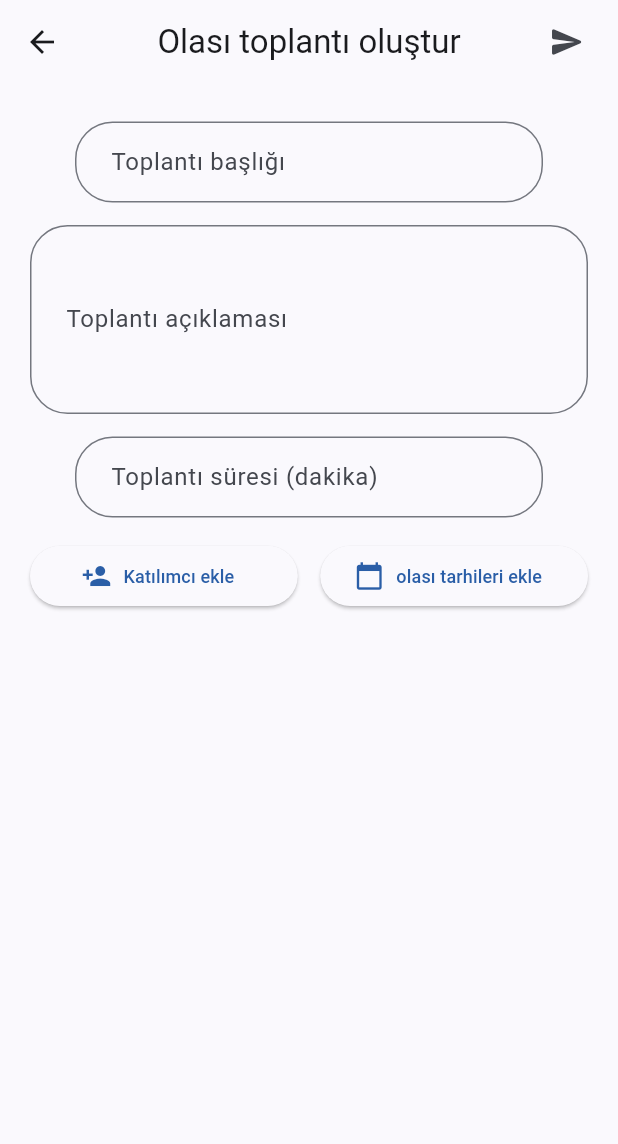
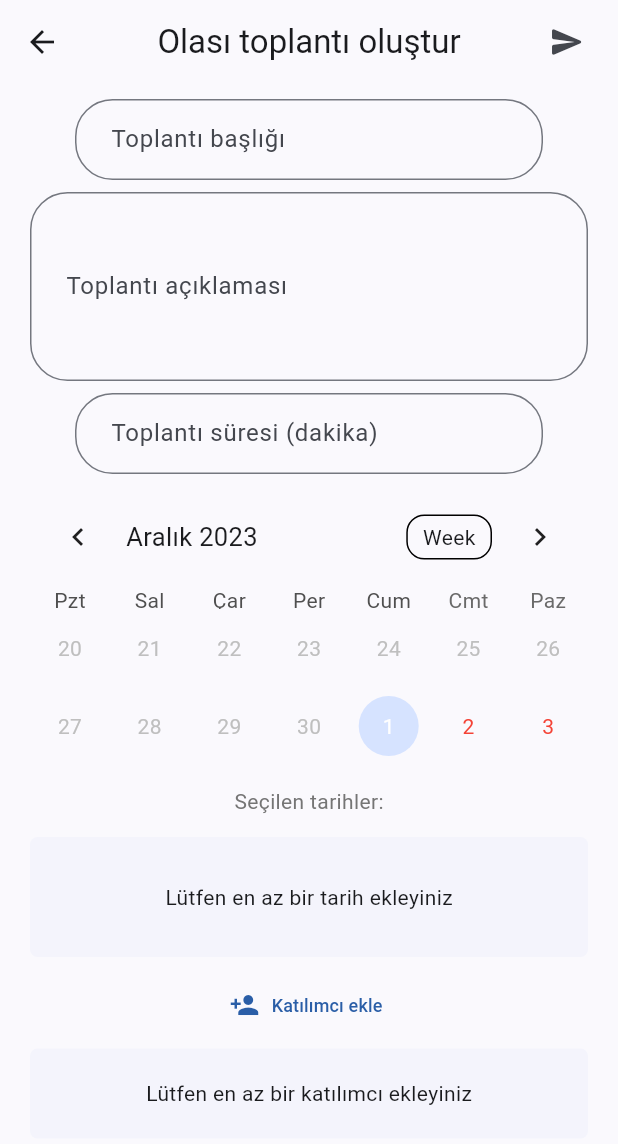
Before and after one commit to Morteza-Rezaei/conflux_meeting_app, a Flutter app: the screen it shows after launch, after a tap on "Olası Toplantı Oluştur", on a phone screen of 412 x 824 dp. Shown: the top 1144 px of the screen. Run offline on Flutter 3.47's test engine with Material 3 defaults, Android fonts, the light colour scheme and no system bars; drawn by our look-alikes of table_calendar; our stand-ins replace google_fonts; missing offline and left inert: add_2_calendar; network calls fail.

Commit message:
done with the new ui for create possible meeting

```diff
--- a/lib/main.dart
+++ b/lib/main.dart
@@ -1,6 +1,7 @@
 import 'package:conflux_meeting_app/provider.dart';
 import 'package:conflux_meeting_app/screens/home.dart';
 import 'package:flutter/material.dart';
+import 'package:flutter_localizations/flutter_localizations.dart';
 import 'color_schemes.g.dart';
 import 'package:provider/provider.dart';
 
@@ -21,6 +22,14 @@ class MyApp extends StatelessWidget {
         ChangeNotifierProvider(create: (context) => NewMeetingData()),
       ],
       child: MaterialApp(
+        localizationsDelegates: const [
+          GlobalMaterialLocalizations.delegate,
+          GlobalCupertinoLocalizations.delegate,
+          GlobalWidgetsLocalizations.delegate,
+        ],
+        supportedLocales: const [
+          Locale('tr', 'TR'),
+        ],
         debugShowCheckedModeBanner: false,
         theme: ThemeData(useMaterial3: true, colorScheme: lightColorScheme),
         home: const Home(),
--- a/lib/screens/create_possible_meeting.dart
+++ b/lib/screens/create_possible_meeting.dart
@@ -11,6 +11,7 @@ import 'package:intl/intl.dart';
 import 'package:provider/provider.dart';
 
 import 'package:http/http.dart' as http;
+import 'package:table_calendar/table_calendar.dart';
 
 class CreatePossibleMeetingScreen extends StatefulWidget {
   const CreatePossibleMeetingScreen({super.key});
@@ -212,8 +213,6 @@ class _CreatePossibleMeetingScreenState
           child: SingleChildScrollView(
             child: Column(
               children: [
-                const SizedBox(height: 15),
-
                 // meeting title
                 Padding(
                   padding: const EdgeInsets.symmetric(horizontal: 30),
@@ -231,7 +230,7 @@ class _CreatePossibleMeetingScreenState
                   ),
                 ),
 
-                const SizedBox(height: 15),
+                const SizedBox(height: 8),
 
                 // meeting description
                 TextFormField(
@@ -248,7 +247,7 @@ class _CreatePossibleMeetingScreenState
                   },
                 ),
 
-                const SizedBox(height: 15),
+                const SizedBox(height: 8),
 
                 // meeting duration
                 Padding(
@@ -272,101 +271,87 @@ class _CreatePossibleMeetingScreenState
                   ),
                 ),
 
-                const SizedBox(height: 15),
+                const SizedBox(height: 10),
 
-                Row(
-                  crossAxisAlignment: CrossAxisAlignment.start,
-                  children: [
-                    // participants
-                    Expanded(
-                      child: Column(
-                        children: [
-                          Row(
-                            children: [
-                              Expanded(
-                                child: ElevatedButton.icon(
-                                  onPressed: () {
-                                    showDialog(
-                                      context: context,
-                                      builder: (context) {
-                                        return AlertDialog(
-                                          title: const Text('Katılımcı Ekle'),
-                                          content: TextField(
-                                            controller: _participantsController,
-                                            decoration: const InputDecoration(
-                                              labelText: 'Katılımcı adı',
+                TableCalendar(
+                  locale: 'tr_TR',
+                  startingDayOfWeek: StartingDayOfWeek.monday,
+                  calendarStyle: CalendarStyle(
+                    selectedDecoration: BoxDecoration(
+                      color: Theme.of(context).colorScheme.tertiaryContainer,
+                      shape: BoxShape.circle,
+                    ),
+                    selectedTextStyle: const TextStyle(
+                      color: Colors.white,
+                    ),
+                    todayDecoration: BoxDecoration(
+                      color: Theme.of(context).colorScheme.primaryContainer,
+                      shape: BoxShape.circle,
+                    ),
+                    todayTextStyle: const TextStyle(
+                      color: Colors.white,
+                    ),
+                    weekendTextStyle: const TextStyle(
+                      color: Colors.red,
                     ),
                   ),
-                                          actions: [
-                                            TextButton(
-                                              child: const Text('İptal'),
-                                              onPressed: () {
-                                                Navigator.of(context).pop();
+                  calendarFormat: CalendarFormat.twoWeeks,
+                  firstDay: DateTime.now(),
+                  lastDay: DateTime.now().add(const Duration(days: 365)),
+                  focusedDay: DateTime.now(),
+                  selectedDayPredicate: (day) {
+                    return possibleMeetingData.possibleMeetingDates
+                        .any((date) => isSameDay(date, day));
                   },
-                                            ),
-                                            TextButton(
-                                              child: const Text('Ekle'),
-                                              onPressed: () {
-                                                if (_participantsController
-                                                    .text.isEmpty) {
-                                                  ScaffoldMessenger.of(context)
-                                                      .showSnackBar(
+                  eventLoader: (day) {
+                    return possibleMeetingData.possibleMeetingDates
+                        .where((date) => isSameDay(date, day))
+                        .toList();
+                  },
+                  onDaySelected: (selectedDay, focusedDay) {
+                    showTimePicker(
+                      context: context,
+                      initialTime: TimeOfDay.now(),
+                    ).then(
+                      (pickedTime) {
+                        if (pickedTime == null) {
+                          return;
+                        }
+
+                        setState(() {
+                          final dateTime = DateTime(
+                            selectedDay.year,
+                            selectedDay.month,
+                            selectedDay.day,
+                            pickedTime.hour,
+                            pickedTime.minute,
+                          );
+                          if (possibleMeetingData.possibleMeetingDates
+                              .contains(dateTime)) {
+                            ScaffoldMessenger.of(context).showSnackBar(
                               const SnackBar(
-                                                      content: Text(
-                                                          'Lütfen katılımcı adını giriniz'),
-                                                    ),
-                                                  );
-                                                }
-                                                if (possibleMeetingData
-                                                    .participants
-                                                    .contains(
-                                                        _participantsController
-                                                            .text)) {
-                                                  ScaffoldMessenger.of(context)
-                                                      .showSnackBar(
-                                                    const SnackBar(
-                                                      content: Text(
-                                                          'Bu katılımcı zaten ekli'),
+                                content: Text('Bu Tarih zaten ekli'),
                               ),
                             );
                             return;
                           }
-                                                if (_participantsController
-                                                    .text.isNotEmpty) {
-                                                  setState(() {
-                                                    possibleMeetingData
-                                                        .addParticipant(
-                                                            _participantsController
-                                                                .text);
-                                                    _participantsController
-                                                        .clear();
+                          possibleMeetingData.addPossibleMeetingDate(dateTime);
                         });
-                                                }
-
-                                                Navigator.of(context).pop();
-                                              },
-                                            ),
-                                          ],
-                                        );
                       },
                     );
                   },
-                                  icon: const Icon(
-                                    Icons.person_add,
-                                    size: 20,
                 ),
-                                  label: const Text(
-                                    'Katılımcı ekle',
-                                    style: TextStyle(
-                                      fontSize: 12,
+
+                Padding(
+                  padding: const EdgeInsets.all(14),
+                  child: Text(
+                    'Seçilen tarihler:',
+                    style: TextStyle(color: Colors.grey[600]),
                   ),
                 ),
-                                ),
-                              ),
-                            ],
-                          ),
-                          const SizedBox(height: 10),
+
                 Container(
+                  height: 80,
                   decoration: BoxDecoration(
                     borderRadius: BorderRadius.circular(5),
                     color: Theme.of(context)
@@ -374,129 +359,17 @@ class _CreatePossibleMeetingScreenState
                         .secondaryContainer
                         .withOpacity(0.2),
                   ),
-                            child: ListView.builder(
+                  child: possibleMeetingData.possibleMeetingDates.isEmpty
+                      ? const Center(
+                          child: Text('Lütfen en az bir tarih ekleyiniz'))
+                      : ListView.builder(
+                          scrollDirection: Axis.horizontal,
                           shrinkWrap: true,
                           itemCount:
-                                  possibleMeetingData.participants.length,
+                              possibleMeetingData.possibleMeetingDates.length,
                           itemBuilder: (context, index) {
                             return Container(
-                                  margin: const EdgeInsets.all(5),
-                                  decoration: BoxDecoration(
-                                      borderRadius: BorderRadius.circular(5),
-                                      color: Theme.of(context)
-                                          .colorScheme
-                                          .primaryContainer),
-                                  child: ListTile(
-                                    dense: true,
-                                    contentPadding: const EdgeInsets.only(
-                                      left: 10,
-                                      right: 0,
-                                      top: 0,
-                                      bottom: 0,
-                                    ),
-                                    title: Text(possibleMeetingData
-                                        .participants[index]),
-                                    trailing: IconButton(
-                                      icon: const Icon(Icons.delete),
-                                      onPressed: () {
-                                        setState(() {
-                                          possibleMeetingData.participants
-                                              .removeAt(index);
-                                        });
-                                      },
-                                    ),
-                                  ),
-                                );
-                              },
-                            ),
-                          ),
-                        ],
-                      ),
-                    ),
-                    const SizedBox(width: 15),
-
-                    // possible meeting dates
-                    Expanded(
-                      child: Column(
-                        children: [
-                          Row(
-                            children: [
-                              Expanded(
-                                child: ElevatedButton.icon(
-                                  onPressed: () {
-                                    showDatePicker(
-                                      context: context,
-                                      initialDate: DateTime.now(),
-                                      firstDate: DateTime.now(),
-                                      lastDate:
-                                          DateTime(DateTime.now().year, 12, 31),
-                                    ).then((pickedDate) {
-                                      if (pickedDate == null) {
-                                        return;
-                                      }
-                                      showTimePicker(
-                                        context: context,
-                                        initialTime: TimeOfDay.now(),
-                                      ).then((pickedTime) {
-                                        if (pickedTime == null) {
-                                          return;
-                                        }
-
-                                        setState(() {
-                                          final dateTime = DateTime(
-                                            pickedDate.year,
-                                            pickedDate.month,
-                                            pickedDate.day,
-                                            pickedTime.hour,
-                                            pickedTime.minute,
-                                          );
-                                          if (possibleMeetingData
-                                              .possibleMeetingDates
-                                              .contains(dateTime)) {
-                                            ScaffoldMessenger.of(context)
-                                                .showSnackBar(
-                                              const SnackBar(
-                                                content:
-                                                    Text('Bu Tarih zaten ekli'),
-                                              ),
-                                            );
-                                            return;
-                                          }
-                                          possibleMeetingData
-                                              .addPossibleMeetingDate(dateTime);
-                                        });
-                                      });
-                                    });
-                                  },
-                                  icon: const Icon(
-                                    Icons.calendar_today,
-                                    size: 20,
-                                  ),
-                                  label: const Text(
-                                    'olası tarhileri ekle',
-                                    style: TextStyle(
-                                      fontSize: 12,
-                                    ),
-                                  ),
-                                ),
-                              ),
-                            ],
-                          ),
-                          const SizedBox(height: 10),
-                          Container(
-                            decoration: BoxDecoration(
-                              borderRadius: BorderRadius.circular(5),
-                              color: Theme.of(context)
-                                  .colorScheme
-                                  .secondaryContainer
-                                  .withOpacity(0.2),
-                            ),
-                            child: ListView.builder(
-                              shrinkWrap: true,
-                              itemCount: possibleMeetingData
-                                  .possibleMeetingDates.length,
-                              itemBuilder: (context, index) {
-                                return Container(
+                              width: 150,
                               margin: const EdgeInsets.all(5),
                               decoration: BoxDecoration(
                                 borderRadius: BorderRadius.circular(5),
@@ -522,8 +395,7 @@ class _CreatePossibleMeetingScreenState
                                   icon: const Icon(Icons.delete),
                                   onPressed: () {
                                     setState(() {
-                                          possibleMeetingData
-                                              .possibleMeetingDates
+                                      possibleMeetingData.possibleMeetingDates
                                           .removeAt(index);
                                     });
                                   },
@@ -533,13 +405,130 @@ class _CreatePossibleMeetingScreenState
                           },
                         ),
                 ),
-                        ],
+
+                const SizedBox(height: 8),
+
+                TextButton.icon(
+                  onPressed: () {
+                    showDialog(
+                      context: context,
+                      builder: (context) {
+                        return AlertDialog(
+                          title: const Text('Katılımcı Ekle'),
+                          content: TextField(
+                            controller: _participantsController,
+                            decoration: const InputDecoration(
+                              labelText: 'Katılımcı adı',
                             ),
                           ),
+                          actions: [
+                            TextButton(
+                              child: const Text('İptal'),
+                              onPressed: () {
+                                Navigator.of(context).pop();
+                              },
+                            ),
+                            TextButton(
+                              child: const Text('Ekle'),
+                              onPressed: () {
+                                if (_participantsController.text.isEmpty) {
+                                  ScaffoldMessenger.of(context).showSnackBar(
+                                    const SnackBar(
+                                      content: Text(
+                                          'Lütfen katılımcı adını giriniz'),
+                                    ),
+                                  );
+                                }
+                                if (possibleMeetingData.participants
+                                    .contains(_participantsController.text)) {
+                                  ScaffoldMessenger.of(context).showSnackBar(
+                                    const SnackBar(
+                                      content: Text('Bu katılımcı zaten ekli'),
+                                    ),
+                                  );
+                                  return;
+                                }
+                                if (_participantsController.text.isNotEmpty) {
+                                  setState(() {
+                                    possibleMeetingData.addParticipant(
+                                        _participantsController.text);
+                                    _participantsController.clear();
+                                  });
+                                }
+
+                                Navigator.of(context).pop();
+                              },
+                            ),
                           ],
+                        );
+                      },
+                    );
+                  },
+                  icon: const Icon(
+                    Icons.person_add,
+                    size: 20,
+                  ),
+                  label: const Text(
+                    'Katılımcı ekle',
+                    style: TextStyle(
+                      fontSize: 12,
+                    ),
+                  ),
                 ),
 
-                const SizedBox(height: 20),
+                const SizedBox(height: 5),
+
+                Container(
+                  height: 60,
+                  decoration: BoxDecoration(
+                    borderRadius: BorderRadius.circular(5),
+                    color: Theme.of(context)
+                        .colorScheme
+                        .secondaryContainer
+                        .withOpacity(0.2),
+                  ),
+                  child: possibleMeetingData.participants.isEmpty
+                      ? const Center(
+                          child: Text('Lütfen en az bir katılımcı ekleyiniz'))
+                      : ListView.builder(
+                          scrollDirection: Axis.horizontal,
+                          shrinkWrap: true,
+                          itemCount: possibleMeetingData.participants.length,
+                          itemBuilder: (context, index) {
+                            return Container(
+                              width: 150,
+                              margin: const EdgeInsets.all(5),
+                              decoration: BoxDecoration(
+                                  borderRadius: BorderRadius.circular(5),
+                                  color: Theme.of(context)
+                                      .colorScheme
+                                      .primaryContainer),
+                              child: ListTile(
+                                dense: true,
+                                contentPadding: const EdgeInsets.only(
+                                  left: 10,
+                                  right: 0,
+                                  top: 0,
+                                  bottom: 0,
+                                ),
+                                title: Text(
+                                    possibleMeetingData.participants[index]),
+                                trailing: IconButton(
+                                  icon: const Icon(Icons.delete),
+                                  onPressed: () {
+                                    setState(() {
+                                      possibleMeetingData.participants
+                                          .removeAt(index);
+                                    });
+                                  },
+                                ),
+                              ),
+                            );
+                          },
+                        ),
+                ),
+
+                const SizedBox(height: 10),
               ],
             ),
           ),
--- a/pubspec.yaml
+++ b/pubspec.yaml
@@ -40,6 +40,9 @@ dependencies:
   provider: ^6.0.5
   http: ^1.1.0
   add_2_calendar: ^2.2.5
+  table_calendar: ^3.0.0
+  flutter_localizations:
+    sdk: flutter
 
 dev_dependencies:
   flutter_test:
```
Also changed, not shown: assets/conflux_logo2.png (added), assets/conflux_logo3.png (added), pubspec.lock. Lines whose indentation alone changed are shown as unchanged.
